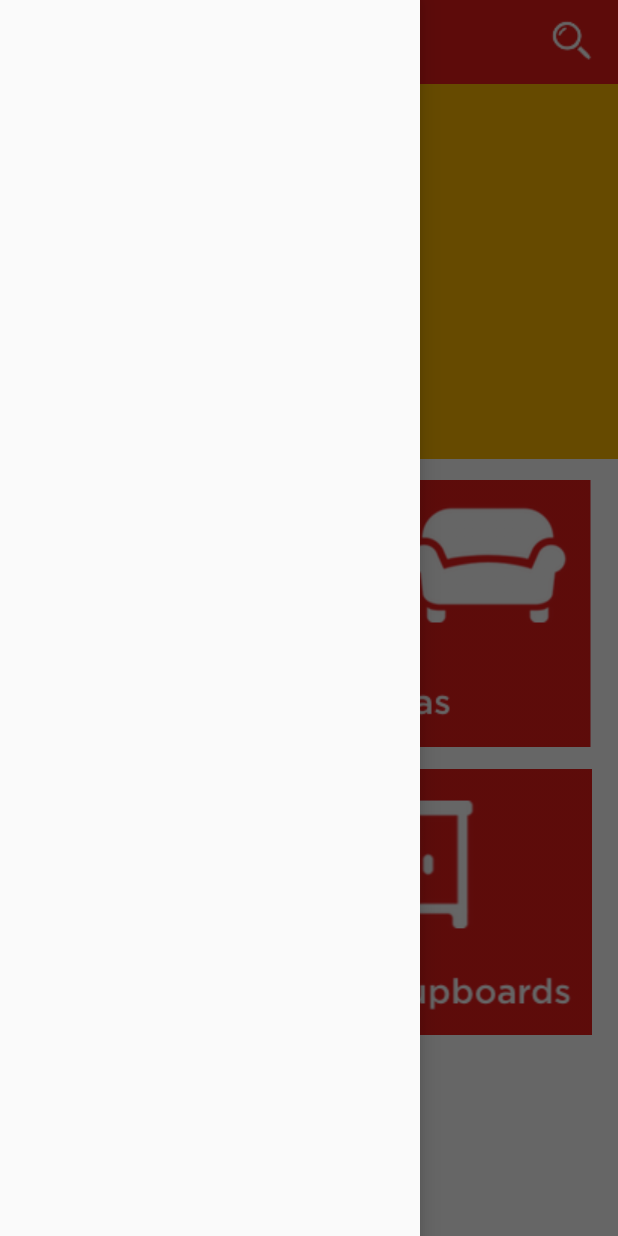
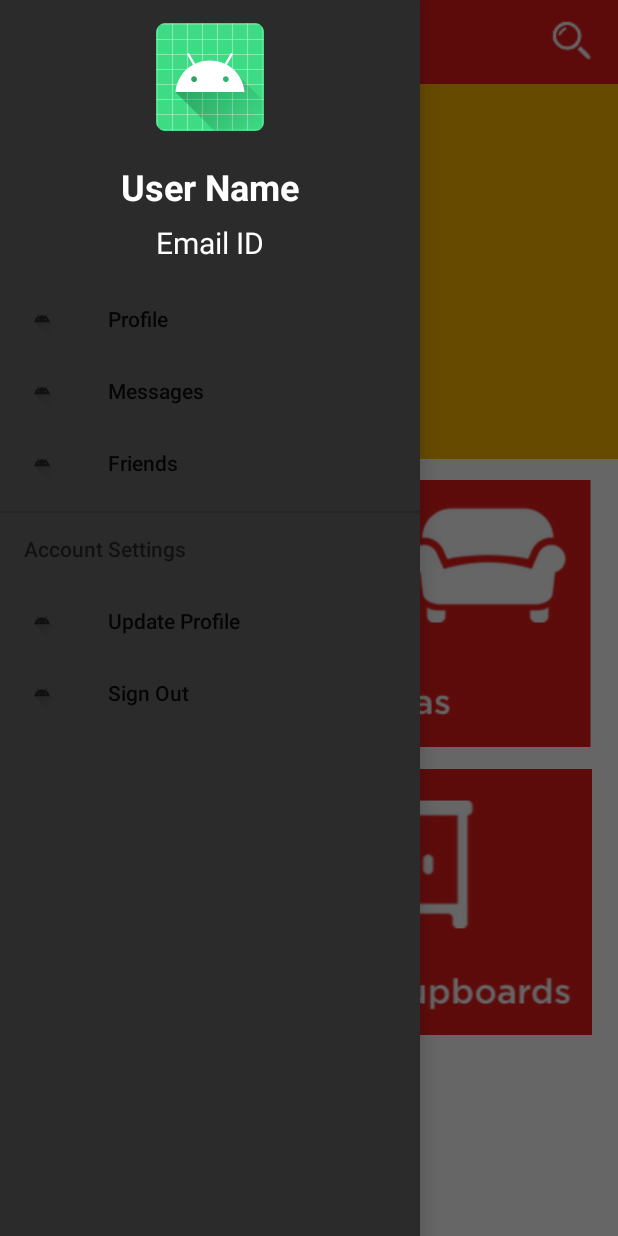
Before and after one commit to JyotiAvhad/Android-Kotlin-Projects, an Android app: the HomeActivity screen opened directly, with no data from a screen before it, with the side drawer open, on a phone screen of 412 x 824 dp. Run offline under Robolectric (Android 15) with nearby library versions, the phone set to English and light mode, and no system bars.

Commit message:
Implement Navigation Drawer Items Menu

```diff
--- a/NeoStore/app/src/main/res/layout/activity_home.xml
+++ b/NeoStore/app/src/main/res/layout/activity_home.xml
@@ -2,6 +2,7 @@
 <androidx.drawerlayout.widget.DrawerLayout xmlns:android="http://schemas.android.com/apk/res/android"
     android:layout_width="match_parent"
     android:layout_height="match_parent"
+    xmlns:app="http://schemas.android.com/apk/res-auto"
     android:background="@color/colorWhite">
 
     <RelativeLayout
@@ -81,6 +82,9 @@
     <com.google.android.material.navigation.NavigationView
         android:layout_width="wrap_content"
         android:layout_height="match_parent"
+        app:menu="@menu/navigation_panel_items"
+        android:background="@color/colorAccentBlack"
+        app:headerLayout="@layout/custom_navigation_panel"
         android:layout_gravity="start" />
 
 </androidx.drawerlayout.widget.DrawerLayout>
--- a/NeoStore/app/src/main/res/layout/activity_login.xml
+++ b/NeoStore/app/src/main/res/layout/activity_login.xml
@@ -44,7 +44,7 @@
                     android:hint="Username"
                     android:maxLines="1"
                     android:padding="10dp"
-                    android:text="lol@gmail.com"
+                    android:text="abz@gmail.com"
                     android:textColor="@color/colorWhite"
                     android:textColorHint="@color/colorWhiteLight" />
 
@@ -59,7 +59,7 @@
                     android:hint="Password"
                     android:maxLines="1"
                     android:padding="10dp"
-                    android:text="lol1234"
+                    android:text="abzabz"
                     android:textColor="@color/colorWhite"
                     android:textColorHint="@color/colorWhiteLight" />
 
--- /dev/null
+++ b/NeoStore/app/src/main/res/layout/custom_navigation_panel.xml
@@ -0,0 +1,35 @@
+<?xml version="1.0" encoding="utf-8"?>
+<LinearLayout xmlns:android="http://schemas.android.com/apk/res/android"
+    xmlns:app="http://schemas.android.com/apk/res-auto"
+    android:layout_width="match_parent"
+    android:layout_height="match_parent"
+    android:background="@color/colorAccentBlack"
+    android:gravity="center_horizontal"
+    android:orientation="vertical">
+
+    <ImageView
+        android:layout_width="wrap_content"
+        android:layout_height="wrap_content"
+        android:layout_margin="15dp"
+        app:srcCompat="@mipmap/ic_launcher" />
+
+    <TextView
+        android:layout_margin="5dp"
+        android:gravity="center_horizontal"
+        android:layout_width="match_parent"
+        android:layout_height="wrap_content"
+        android:text="User Name"
+        android:textColor="@color/colorWhite"
+        android:textSize="24dp"
+        android:textStyle="bold" />
+
+    <TextView
+        android:layout_marginBottom="5dp"
+        android:layout_marginTop="2dp"
+        android:layout_width="wrap_content"
+        android:layout_height="wrap_content"
+        android:text="Email ID"
+        android:textColor="@color/colorWhite"
+        android:textSize="20dp" />
+
+</LinearLayout>
--- /dev/null
+++ b/NeoStore/app/src/main/res/menu/navigation_panel_items.xml
@@ -0,0 +1,38 @@
+<?xml version="1.0" encoding="utf-8"?>
+<menu xmlns:android="http://schemas.android.com/apk/res/android">
+
+    <group>
+        <item
+            android:id="@+id/nav_profile"
+            android:icon="@drawable/ic_launcher_foreground"
+            android:title="Profile"/>
+
+        <item
+            android:id="@+id/nav_messages"
+            android:icon="@drawable/ic_launcher_foreground"
+            android:title="Messages"/>
+
+        <item
+            android:id="@+id/nav_friends"
+            android:icon="@drawable/ic_launcher_foreground"
+            android:title="Friends"/>
+    </group>
+
+
+    <item android:title="Account Settings">
+
+    <menu>
+        <item
+            android:id="@+id/nav_update"
+            android:icon="@drawable/ic_launcher_foreground"
+            android:title="Update Profile"/>
+
+        <item
+            android:id="@+id/nav_logout"
+            android:icon="@drawable/ic_launcher_foreground"
+            android:title="Sign Out"/>
+    </menu>
+
+    </item>
+
+</menu>
--- a/NeoStore/app/src/main/res/values/colors.xml
+++ b/NeoStore/app/src/main/res/values/colors.xml
@@ -8,4 +8,9 @@
     <color name="colorWhiteLight">#EDEDED</color>
 
     <color name="colorYellow">#FFBA00</color>
+
+    <color name="colorBlack">#000000</color>
+    <color name="colorPrimaryBlack">#111111</color>
+    <color name="colorBlackLight">#4f4f4f</color>
+    <color name="colorAccentBlack">#2c2b2b</color>
 </resources>
```
